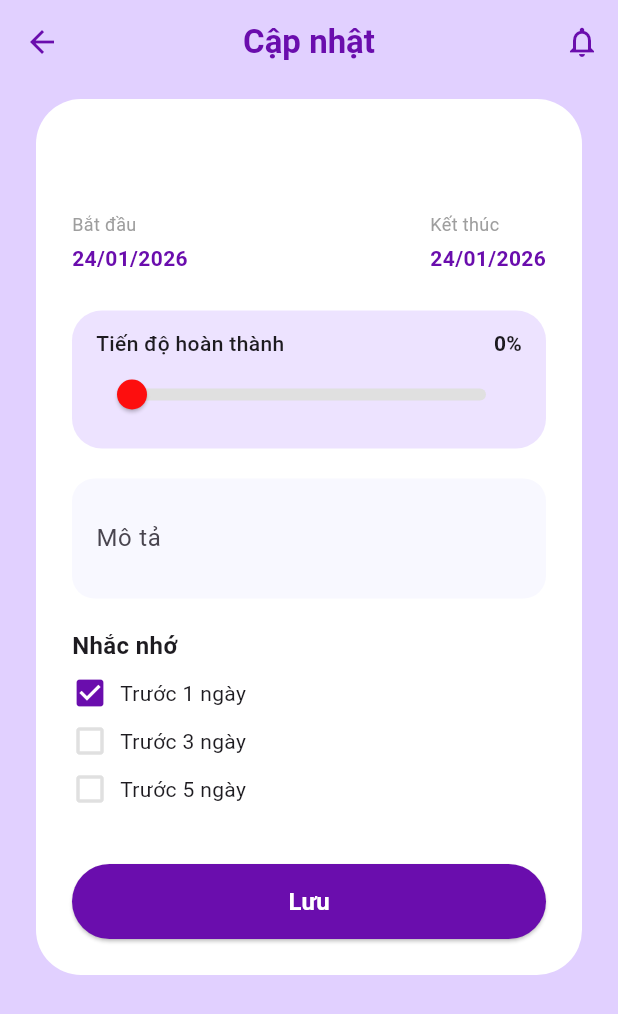
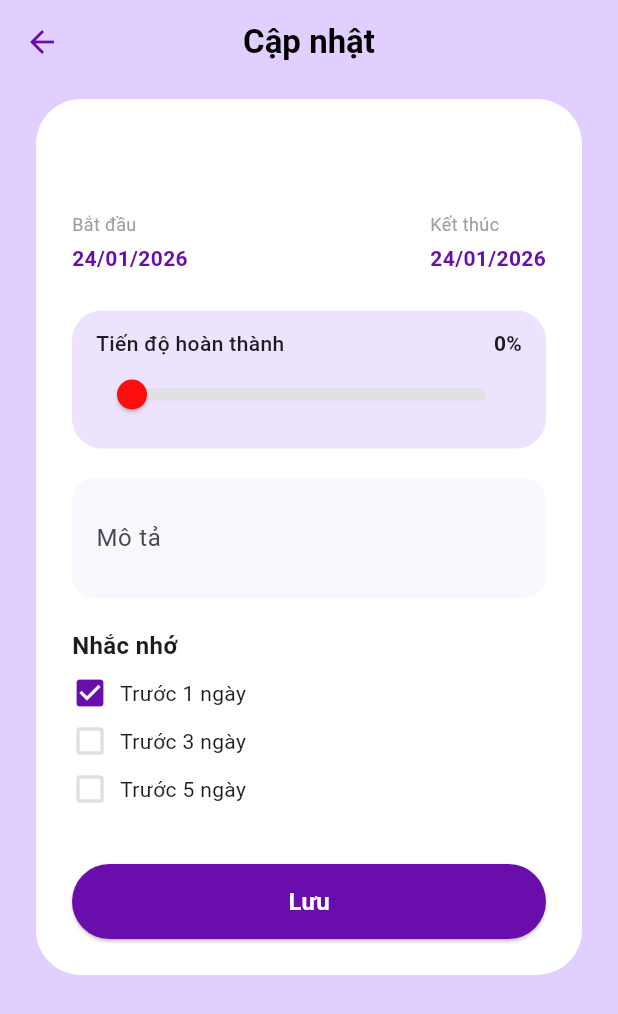
Before and after one commit to lynh146/Deadline_Tracker, a Flutter app: the TaskDetailScreen screen opened directly with empty values, after a tap on "Cập nhật", on a phone screen of 412 x 824 dp. Shown: the top 1014 px of the screen. Run offline on Flutter 3.47's test engine with Material 3 defaults, Android fonts, the phone set to English and light mode, and no system bars; our stand-ins replace firebase_auth, firebase_core, flutter_local_notifications, google_sign_in, sqflite, timezone; missing offline and left inert: flutter_facebook_auth; accounts and stored records are empty.

Commit message:
fix(task): sync appbar styles and fix detail layout

```diff
--- a/app/lib/screens/task/task_detail_screen.dart
+++ b/app/lib/screens/task/task_detail_screen.dart
@@ -1,10 +1,9 @@
-// screens/task_detail_screen.dart
 import 'package:app/core/theme/app_colors.dart';
 import 'package:flutter/material.dart';
 import 'package:intl/intl.dart';
 import '../../models/deadline_task.dart';
 import '../../services/task_service.dart';
-import 'task_update_screen.dart'; // Import màn hình update
+import 'task_update_screen.dart';
 
 class TaskDetailScreen extends StatelessWidget {
   final Task task;
@@ -29,7 +28,8 @@ class TaskDetailScreen extends StatelessWidget {
           "Chi tiết",
           style: TextStyle(
             fontWeight: FontWeight.bold,
-            color: AppColors.textPrimary,
+            // 1. SỬA MÀU CHỮ THÀNH ĐEN TẠI ĐÂY
+            color: Colors.black,
           ),
         ),
         centerTitle: true,
@@ -37,9 +37,12 @@ class TaskDetailScreen extends StatelessWidget {
         elevation: 0,
         leading: const BackButton(color: AppColors.textPrimary),
       ),
-      body: Center(
+
+      // 2. SỬA BODY: Thay Center bằng SingleChildScrollView để nội dung nằm cao lên
+      body: SingleChildScrollView(
+        padding: const EdgeInsets.symmetric(horizontal: 24, vertical: 10),
+
         child: Container(
-          margin: const EdgeInsets.all(24),
           padding: const EdgeInsets.all(24),
           decoration: BoxDecoration(
             color: AppColors.white,
@@ -47,7 +50,8 @@ class TaskDetailScreen extends StatelessWidget {
             boxShadow: [BoxShadow(color: Colors.black12, blurRadius: 10)],
           ),
           child: Column(
-            mainAxisSize: MainAxisSize.min,
+            crossAxisAlignment: CrossAxisAlignment.start,
+
             children: [
               Text(
                 task.title,
--- a/app/lib/screens/task/task_update_screen.dart
+++ b/app/lib/screens/task/task_update_screen.dart
@@ -34,7 +34,6 @@ class _TaskUpdateScreenState extends State<TaskUpdateScreen> {
     _currentProgress = widget.task.progress.toDouble();
     _descController = TextEditingController(text: widget.task.description);
 
-    // Initialize reminder option based on existing remindAt
     if (widget.task.remindAt.isNotEmpty) {
       final diff = widget.task.dueAt
           .difference(widget.task.remindAt.first)
@@ -42,7 +41,7 @@ class _TaskUpdateScreenState extends State<TaskUpdateScreen> {
       if (diff == 1 || diff == 3 || diff == 5) {
         _reminderOption = diff;
       } else {
-        _reminderOption = 1; // default
+        _reminderOption = 1;
       }
     } else {
       _reminderOption = 1;
@@ -62,24 +61,13 @@ class _TaskUpdateScreenState extends State<TaskUpdateScreen> {
       appBar: AppBar(
         title: const Text(
           "Cập nhật",
-          style: TextStyle(
-            color: AppColors.textPrimary,
-            fontWeight: FontWeight.bold,
-          ),
+          style: TextStyle(color: Colors.black, fontWeight: FontWeight.bold),
         ),
         centerTitle: true,
         backgroundColor: Colors.transparent,
         elevation: 0,
+
         leading: const BackButton(color: AppColors.textPrimary),
-        actions: [
-          IconButton(
-            icon: const Icon(
-              Icons.notifications_none,
-              color: AppColors.textPrimary,
-            ),
-            onPressed: () {},
-          ),
-        ],
       ),
       body: SingleChildScrollView(
         padding: const EdgeInsets.symmetric(horizontal: 24, vertical: 10),
```
